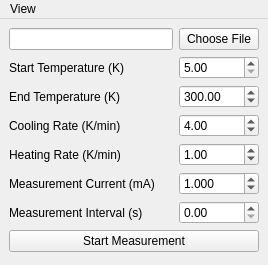
Old version of the form main.ui in the repository kmnhan/physlab.
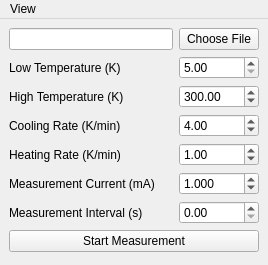
New version of the form.

Commit message: feat: add more sanity checks

What changed in the file:
```diff
--- a/main.ui
+++ b/main.ui
@@ -71,7 +71,7 @@
     <item row="2" column="0">
      <widget class="QLabel" name="label_2">
       <property name="text">
-       <string>End Temperature (K)</string>
+       <string>High Temperature (K)</string>
       </property>
      </widget>
     </item>
@@ -118,7 +118,7 @@
     <item row="1" column="0">
      <widget class="QLabel" name="label">
       <property name="text">
-       <string>Start Temperature (K)</string>
+       <string>Low Temperature (K)</string>
       </property>
      </widget>
     </item>
```
The commit also changes 1 other file.
